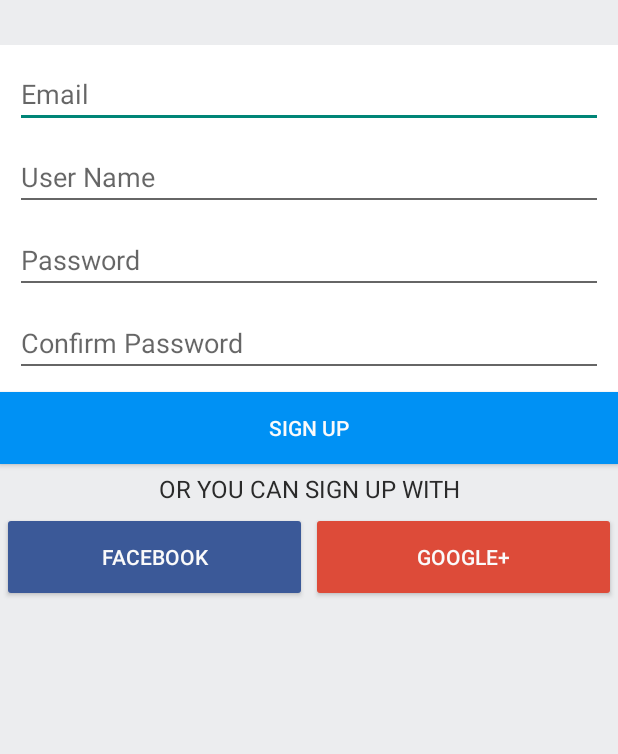
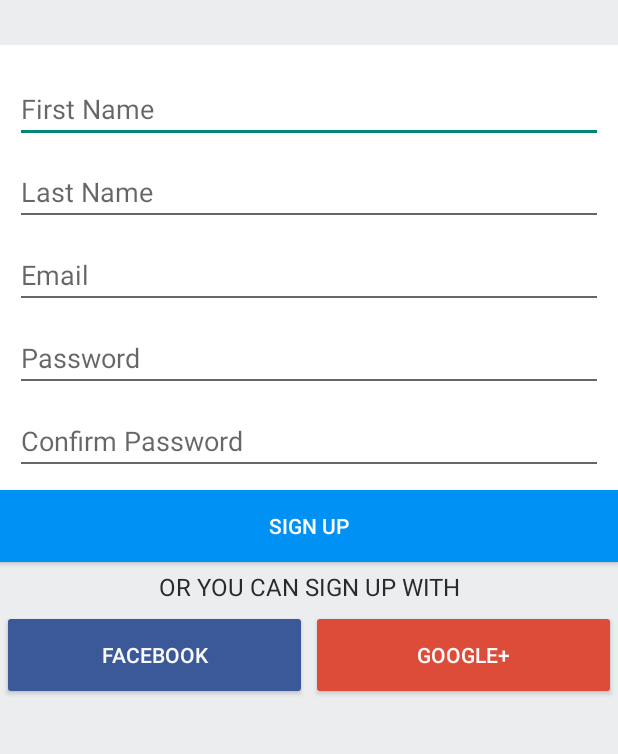
Before and after one commit to BluePandora/Klassify, an Android app: the fragment SignUpFragment shown on its own in the app's theme, on a phone screen of 412 x 824 dp, the part 108-862 px from its top. Run offline under Robolectric (Android 15) with nearby library versions, the phone set to English and light mode, and no system bars.

Commit message:
added first name and last name EditText

```diff
--- a/app/src/main/res/layout/fragment_signup.xml
+++ b/app/src/main/res/layout/fragment_signup.xml
@@ -35,15 +35,23 @@
                 <com.widget.CustomEditText
                     android:layout_width="fill_parent"
                     android:layout_height="wrap_content"
+                    android:layout_marginTop="10dp"
                     android:background="@drawable/abc_edit_text_material"
-                    android:hint="Email" />
+                    android:hint="First Name" />
 
                 <com.widget.CustomEditText
                     android:layout_width="fill_parent"
                     android:layout_height="wrap_content"
                     android:layout_marginTop="10dp"
                     android:background="@drawable/abc_edit_text_material"
-                    android:hint="User Name" />
+                    android:hint="Last Name" />
+
+                <com.widget.CustomEditText
+                    android:layout_width="fill_parent"
+                    android:layout_height="wrap_content"
+                    android:layout_marginTop="10dp"
+                    android:background="@drawable/abc_edit_text_material"
+                    android:hint="Email" />
 
                 <com.widget.CustomEditText
                     android:layout_width="fill_parent"
```
